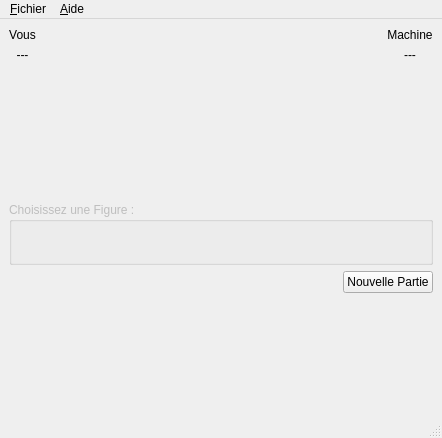
RemiDup1/SAE_2.01, file chifoumivue.ui: the form before one commit.
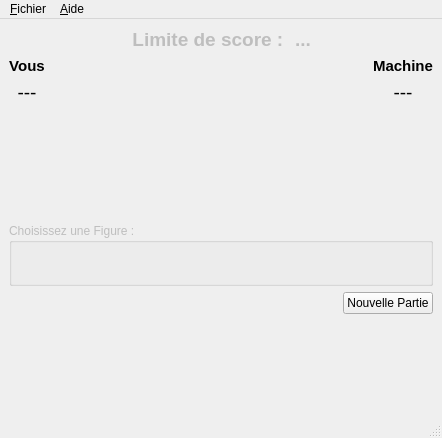
The form after the commit. Icons and pictures are not drawn.

```diff
--- a/chifoumivue.ui
+++ b/chifoumivue.ui
@@ -27,6 +27,71 @@
   </property>
   <widget class="QWidget" name="centralwidget">
    <layout class="QVBoxLayout" name="verticalLayout_4">
+    <item>
+     <layout class="QHBoxLayout" name="horizontalLayout_3">
+      <item>
+       <spacer name="horizontalSpacer_6">
+        <property name="orientation">
+         <enum>Qt::Horizontal</enum>
+        </property>
+        <property name="sizeHint" stdset="0">
+         <size>
+          <width>40</width>
+          <height>20</height>
+         </size>
+        </property>
+       </spacer>
+      </item>
+      <item>
+       <widget class="QLabel" name="labelScoreMax">
+        <property name="enabled">
+         <bool>false</bool>
+        </property>
+        <property name="font">
+         <font>
+          <pointsize>14</pointsize>
+          <bold>true</bold>
+         </font>
+        </property>
+        <property name="text">
+         <string>Limite de score : </string>
+        </property>
+        <property name="alignment">
+         <set>Qt::AlignCenter</set>
+        </property>
+       </widget>
+      </item>
+      <item>
+       <widget class="QLabel" name="labelLimiteScore">
+        <property name="enabled">
+         <bool>false</bool>
+        </property>
+        <property name="font">
+         <font>
+          <pointsize>14</pointsize>
+          <bold>true</bold>
+         </font>
+        </property>
+        <property name="text">
+         <string>...</string>
+        </property>
+       </widget>
+      </item>
+      <item>
+       <spacer name="horizontalSpacer_7">
+        <property name="orientation">
+         <enum>Qt::Horizontal</enum>
+        </property>
+        <property name="sizeHint" stdset="0">
+         <size>
+          <width>40</width>
+          <height>20</height>
+         </size>
+        </property>
+       </spacer>
+      </item>
+     </layout>
+    </item>
     <item>
      <layout class="QVBoxLayout" name="VLHaut">
       <property name="sizeConstraint">
@@ -38,6 +103,12 @@
          <layout class="QVBoxLayout" name="VLVous">
           <item>
            <widget class="QLabel" name="LabelNom">
+            <property name="font">
+             <font>
+              <pointsize>11</pointsize>
+              <bold>true</bold>
+             </font>
+            </property>
             <property name="text">
              <string>Vous</string>
             </property>
@@ -48,9 +119,17 @@
           </item>
           <item>
            <widget class="QLabel" name="ScoreVous">
+            <property name="font">
+             <font>
+              <pointsize>14</pointsize>
+             </font>
+            </property>
             <property name="text">
              <string>---</string>
             </property>
+            <property name="textFormat">
+             <enum>Qt::AutoText</enum>
+            </property>
             <property name="alignment">
              <set>Qt::AlignCenter</set>
             </property>
@@ -136,6 +215,12 @@
          <layout class="QVBoxLayout" name="VLMachine">
           <item>
            <widget class="QLabel" name="LabelMachine">
+            <property name="font">
+             <font>
+              <pointsize>11</pointsize>
+              <bold>true</bold>
+             </font>
+            </property>
             <property name="text">
              <string>Machine</string>
             </property>
@@ -146,6 +231,11 @@
           </item>
           <item>
            <widget class="QLabel" name="ScoreMachine">
+            <property name="font">
+             <font>
+              <pointsize>14</pointsize>
+             </font>
+            </property>
             <property name="text">
              <string>---</string>
             </property>
```
Left out of the diff: 2 changed lines with no effect on the pictures.
